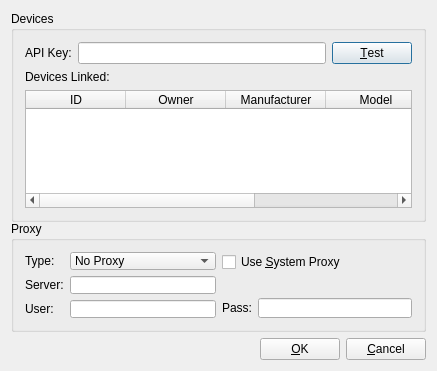
Qt form settings.ui (liquidbrains/QBullet) before a commit.
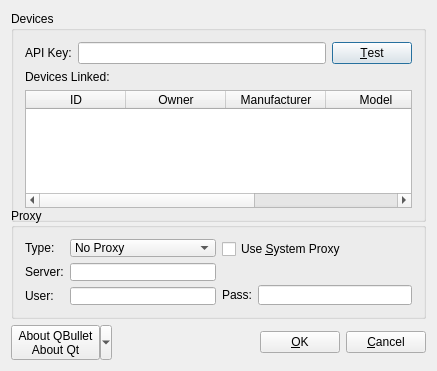
The same form after that commit. Icons and pictures are not drawn.

Patch:
```diff
--- a/settings.ui
+++ b/settings.ui
@@ -252,6 +252,23 @@
      <property name="sizeConstraint">
       <enum>QLayout::SetFixedSize</enum>
      </property>
+     <item>
+      <widget class="QToolButton" name="toolButton">
+       <property name="text">
+        <string>About QBullet
+About Qt</string>
+       </property>
+       <property name="popupMode">
+        <enum>QToolButton::MenuButtonPopup</enum>
+       </property>
+       <property name="autoRaise">
+        <bool>false</bool>
+       </property>
+       <property name="arrowType">
+        <enum>Qt::NoArrow</enum>
+       </property>
+      </widget>
+     </item>
      <item>
       <spacer name="horizontalSpacer">
        <property name="orientation">
```
